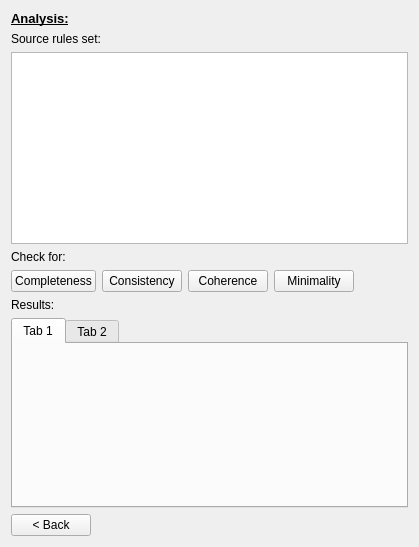
This is fuzzy_logic_gui/flg_analysis_page.ui in rafidalhaq/complex-course as Qt 5 draws it before an edit. The edited form follows.
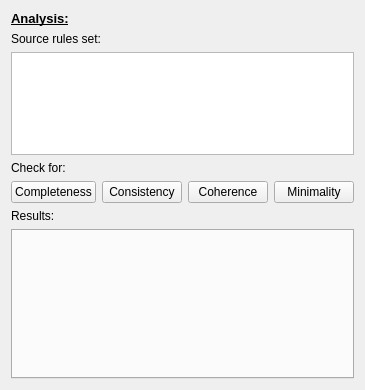
This is the edited form.

Commit message: [FLG] : analysis page added. Buttons to check for consistence and completeness.

Patch:
```diff
--- a/fuzzy_logic_gui/flg_analysis_page.ui
+++ b/fuzzy_logic_gui/flg_analysis_page.ui
@@ -6,8 +6,8 @@
    <rect>
     <x>0</x>
     <y>0</y>
-    <width>419</width>
-    <height>547</height>
+    <width>346</width>
+    <height>390</height>
    </rect>
   </property>
   <property name="windowTitle">
@@ -115,51 +115,23 @@
      </item>
      <item>
       <widget class="QTabWidget" name="m_resultsTabber">
+       <property name="minimumSize">
+        <size>
+         <width>0</width>
+         <height>150</height>
+        </size>
+       </property>
        <property name="currentIndex">
         <number>0</number>
        </property>
-       <widget class="QWidget" name="tab">
-        <property name="minimumSize">
-         <size>
-          <width>0</width>
-          <height>17</height>
-         </size>
-        </property>
-        <attribute name="title">
-         <string>Tab 1</string>
-        </attribute>
-       </widget>
-       <widget class="QWidget" name="tab_2">
-        <attribute name="title">
-         <string>Tab 2</string>
-        </attribute>
-       </widget>
+       <property name="documentMode">
+        <bool>false</bool>
+       </property>
+       <property name="tabsClosable">
+        <bool>true</bool>
+       </property>
       </widget>
      </item>
-     <item>
-      <layout class="QHBoxLayout" name="horizontalLayout_2">
-       <item>
-        <widget class="QPushButton" name="m_backButton">
-         <property name="text">
-          <string>&lt; Back</string>
-         </property>
-        </widget>
-       </item>
-       <item>
-        <spacer name="horizontalSpacer">
-         <property name="orientation">
-          <enum>Qt::Horizontal</enum>
-         </property>
-         <property name="sizeHint" stdset="0">
-          <size>
-           <width>40</width>
-           <height>20</height>
-          </size>
-         </property>
-        </spacer>
-       </item>
-      </layout>
-     </item>
     </layout>
    </item>
   </layout>
```
Left out of the diff: 6 changed lines with no effect on the pictures. The commit also changes 10 other files.
